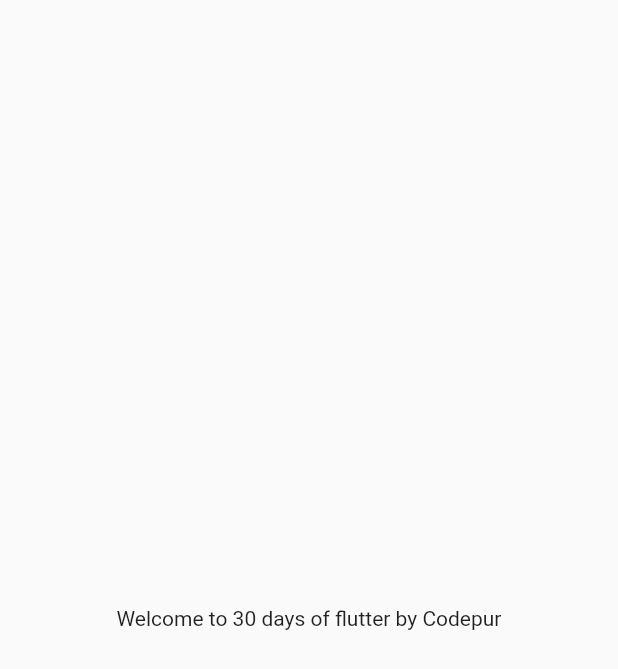
After one commit to Rahul-Sharma-Github/Catalog_App, a Flutter app: the screen it shows after launch, on a phone screen of 412 x 824 dp. The commit adds this screen. Shown: the top 669 px of the screen. Run offline on Flutter 3.47's test engine with Material 2 defaults, Android fonts, the phone set to English and light mode, and no system bars.

Commit message:
Second Commit__Added External Dart File for Home Page

```diff
--- /dev/null
+++ b/lib/homepage.dart
@@ -0,0 +1,18 @@
+// ignore_for_file: avoid_unnecessary_containers
+
+import 'package:flutter/material.dart';
+
+class HomePage extends StatelessWidget {
+  const HomePage({super.key});
+
+  @override
+  Widget build(BuildContext context) {
+
+    const int days=30;
+    const String name='Codepur';
+
+    return Material(
+        child: Center(child: Container(child:  const Text('Welcome to $days days of flutter by $name'),),),
+      );
+  }
+}
--- a/lib/main.dart
+++ b/lib/main.dart
@@ -1,6 +1,7 @@
 // ignore_for_file: avoid_unnecessary_containers
 
 import 'package:flutter/material.dart';
+import 'package:myapp/homepage.dart';
 
 void main(){
   runApp(const MyApp());
@@ -13,13 +14,10 @@ class MyApp extends StatelessWidget {
   @override
   Widget build(BuildContext context) {
 
-    const int days=30;
-    const String name='Codepur';
+    return const MaterialApp(
+      home: HomePage(),
+    );
 
-    return MaterialApp(
-      home: Material(
-        child: Center(child: Container(child: const Text('Welcome to $days days of flutter by $name'),),),
-      ),
-    );
+
   }
 }
```
